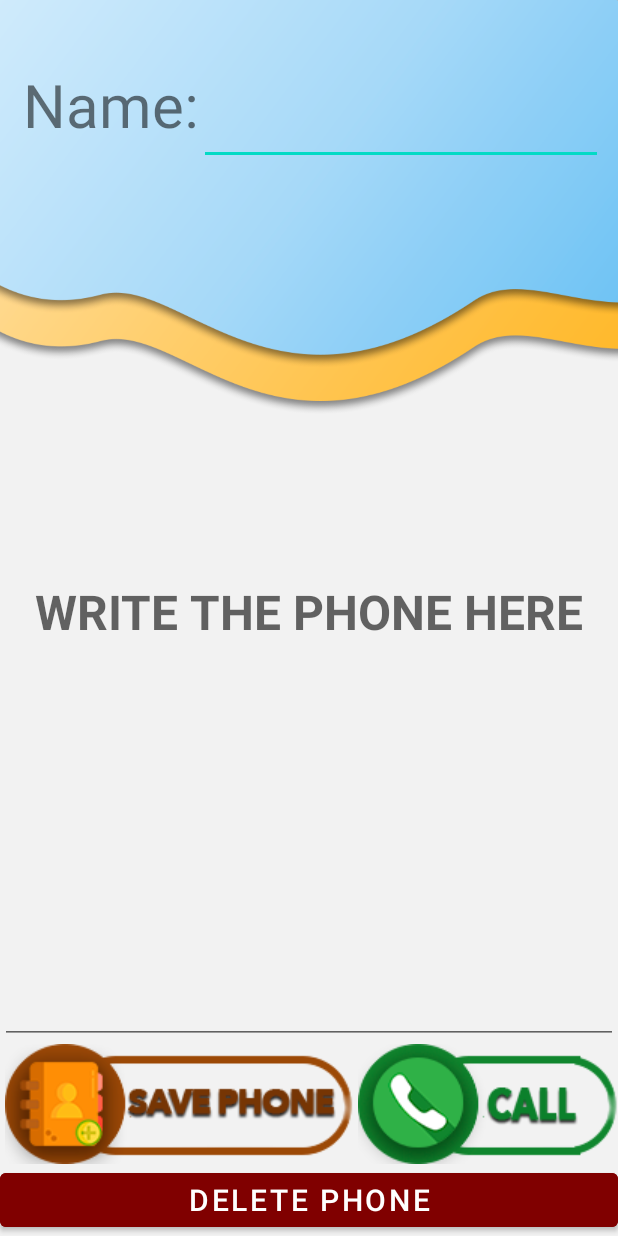
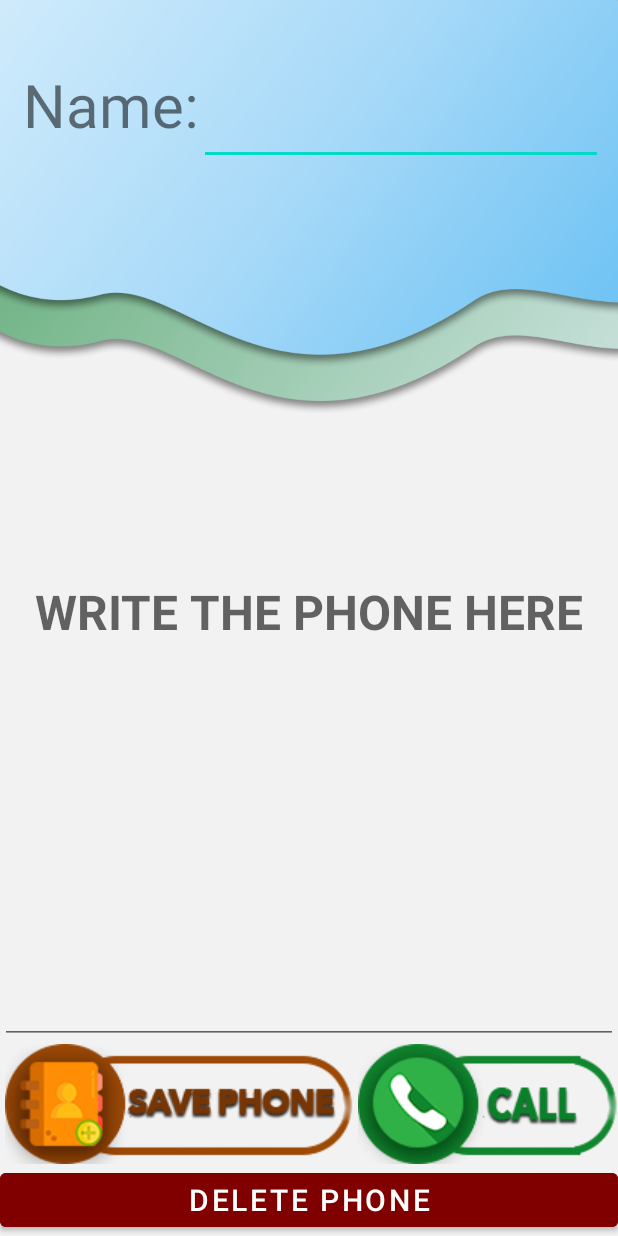
Before and after one commit to saizk/Reminiscence, an Android app: the HelpPhoneEditActivity screen opened directly, with no data from a screen before it, on a phone screen of 412 x 824 dp. Run offline under Robolectric (Android 15) with nearby library versions, the phone set to English and light mode, and no system bars.

Commit message:
contacts interface

```diff
--- a/app/src/main/res/layout/activity_help_phone_edit.xml
+++ b/app/src/main/res/layout/activity_help_phone_edit.xml
@@ -4,7 +4,7 @@
     android:orientation="vertical"
     android:layout_width="match_parent"
     android:layout_height="match_parent"
-    android:background="@drawable/ui_editnote_background">
+    android:background="@drawable/ui_contacts_background">
 
     <LinearLayout
         android:layout_width="match_parent"
```
